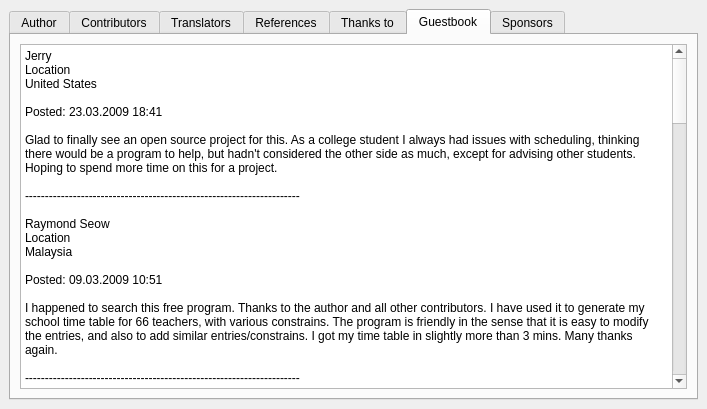
First picture: the form in fet/src/interface/helpaboutform_template.ui, repository vonmecheln/fet, before the edit.
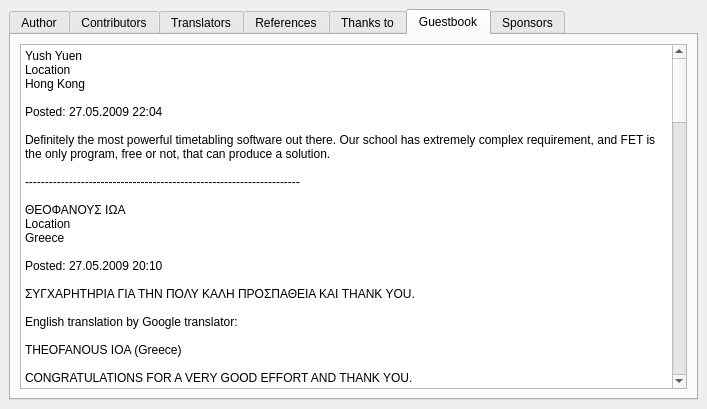
Second picture: the form after the edit. The open tabs and pages were chosen to show the change.

```diff
--- a/fet/src/interface/helpaboutform_template.ui
+++ b/fet/src/interface/helpaboutform_template.ui
@@ -403,7 +403,75 @@
 &lt;html>&lt;head>&lt;meta name="qrichtext" content="1" />&lt;style type="text/css">
 p, li { white-space: pre-wrap; }
 &lt;/style>&lt;/head>&lt;body style=" font-family:'Sans Serif'; font-size:10pt; font-weight:400; font-style:normal;">
-&lt;p style=" margin-top:0px; margin-bottom:0px; margin-left:0px; margin-right:0px; -qt-block-indent:0; text-indent:0px;">&lt;span style=" font-size:9pt;">Jerry&lt;/span>&lt;/p>
+&lt;p style=" margin-top:0px; margin-bottom:0px; margin-left:0px; margin-right:0px; -qt-block-indent:0; text-indent:0px;">&lt;span style=" font-size:9pt;">Yush Yuen&lt;/span>&lt;/p>
+&lt;p style=" margin-top:0px; margin-bottom:0px; margin-left:0px; margin-right:0px; -qt-block-indent:0; text-indent:0px; font-size:9pt;">Location&lt;/p>
+&lt;p style=" margin-top:0px; margin-bottom:0px; margin-left:0px; margin-right:0px; -qt-block-indent:0; text-indent:0px; font-size:9pt;">Hong Kong&lt;/p>
+&lt;p style="-qt-paragraph-type:empty; margin-top:0px; margin-bottom:0px; margin-left:0px; margin-right:0px; -qt-block-indent:0; text-indent:0px; font-size:9pt;">&lt;/p>
+&lt;p style=" margin-top:0px; margin-bottom:0px; margin-left:0px; margin-right:0px; -qt-block-indent:0; text-indent:0px; font-size:9pt;">Posted: 27.05.2009 22:04&lt;/p>
+&lt;p style="-qt-paragraph-type:empty; margin-top:0px; margin-bottom:0px; margin-left:0px; margin-right:0px; -qt-block-indent:0; text-indent:0px; font-size:9pt;">&lt;/p>
+&lt;p style=" margin-top:0px; margin-bottom:0px; margin-left:0px; margin-right:0px; -qt-block-indent:0; text-indent:0px; font-size:9pt;">Definitely the most powerful timetabling software out there. Our school has extremely complex requirement, and FET is the only program, free or not, that can produce a solution.&lt;/p>
+&lt;p style="-qt-paragraph-type:empty; margin-top:0px; margin-bottom:0px; margin-left:0px; margin-right:0px; -qt-block-indent:0; text-indent:0px; font-size:9pt;">&lt;/p>
+&lt;p style=" margin-top:0px; margin-bottom:0px; margin-left:0px; margin-right:0px; -qt-block-indent:0; text-indent:0px; font-size:9pt;">---------------------------------------------------------------------&lt;/p>
+&lt;p style="-qt-paragraph-type:empty; margin-top:0px; margin-bottom:0px; margin-left:0px; margin-right:0px; -qt-block-indent:0; text-indent:0px; font-size:9pt;">&lt;/p>
+&lt;p style=" margin-top:0px; margin-bottom:0px; margin-left:0px; margin-right:0px; -qt-block-indent:0; text-indent:0px; font-size:9pt;">ΘΕΟΦΑΝΟΥΣ ΙΩΑ&lt;/p>
+&lt;p style=" margin-top:0px; margin-bottom:0px; margin-left:0px; margin-right:0px; -qt-block-indent:0; text-indent:0px; font-size:9pt;">Location&lt;/p>
+&lt;p style=" margin-top:0px; margin-bottom:0px; margin-left:0px; margin-right:0px; -qt-block-indent:0; text-indent:0px; font-size:9pt;">Greece&lt;/p>
+&lt;p style="-qt-paragraph-type:empty; margin-top:0px; margin-bottom:0px; margin-left:0px; margin-right:0px; -qt-block-indent:0; text-indent:0px; font-size:9pt;">&lt;/p>
+&lt;p style=" margin-top:0px; margin-bottom:0px; margin-left:0px; margin-right:0px; -qt-block-indent:0; text-indent:0px; font-size:9pt;">Posted: 27.05.2009 20:10&lt;/p>
+&lt;p style="-qt-paragraph-type:empty; margin-top:0px; margin-bottom:0px; margin-left:0px; margin-right:0px; -qt-block-indent:0; text-indent:0px; font-size:9pt;">&lt;/p>
+&lt;p style=" margin-top:0px; margin-bottom:0px; margin-left:0px; margin-right:0px; -qt-block-indent:0; text-indent:0px; font-size:9pt;">ΣΥΓΧΑΡΗΤΗΡΙΑ ΓΙΑ ΤΗΝ ΠΟΛΥ ΚΑΛΗ ΠΡΟΣΠΑΘΕΙΑ ΚΑΙ THANK YOU.&lt;/p>
+&lt;p style="-qt-paragraph-type:empty; margin-top:0px; margin-bottom:0px; margin-left:0px; margin-right:0px; -qt-block-indent:0; text-indent:0px; font-size:9pt;">&lt;/p>
+&lt;p style=" margin-top:0px; margin-bottom:0px; margin-left:0px; margin-right:0px; -qt-block-indent:0; text-indent:0px; font-size:9pt;">English translation by Google translator:&lt;/p>
+&lt;p style="-qt-paragraph-type:empty; margin-top:0px; margin-bottom:0px; margin-left:0px; margin-right:0px; -qt-block-indent:0; text-indent:0px; font-size:9pt;">&lt;/p>
+&lt;p style=" margin-top:0px; margin-bottom:0px; margin-left:0px; margin-right:0px; -qt-block-indent:0; text-indent:0px; font-size:9pt;">THEOFANOUS IOA (Greece)&lt;/p>
+&lt;p style="-qt-paragraph-type:empty; margin-top:0px; margin-bottom:0px; margin-left:0px; margin-right:0px; -qt-block-indent:0; text-indent:0px; font-size:9pt;">&lt;/p>
+&lt;p style=" margin-top:0px; margin-bottom:0px; margin-left:0px; margin-right:0px; -qt-block-indent:0; text-indent:0px; font-size:9pt;">CONGRATULATIONS FOR A VERY GOOD EFFORT AND THANK YOU.&lt;/p>
+&lt;p style="-qt-paragraph-type:empty; margin-top:0px; margin-bottom:0px; margin-left:0px; margin-right:0px; -qt-block-indent:0; text-indent:0px; font-size:9pt;">&lt;/p>
+&lt;p style=" margin-top:0px; margin-bottom:0px; margin-left:0px; margin-right:0px; -qt-block-indent:0; text-indent:0px; font-size:9pt;">---------------------------------------------------------------------&lt;/p>
+&lt;p style="-qt-paragraph-type:empty; margin-top:0px; margin-bottom:0px; margin-left:0px; margin-right:0px; -qt-block-indent:0; text-indent:0px; font-size:9pt;">&lt;/p>
+&lt;p style=" margin-top:0px; margin-bottom:0px; margin-left:0px; margin-right:0px; -qt-block-indent:0; text-indent:0px; font-size:9pt;">سعيد&lt;/p>
+&lt;p style=" margin-top:0px; margin-bottom:0px; margin-left:0px; margin-right:0px; -qt-block-indent:0; text-indent:0px; font-size:9pt;">Location&lt;/p>
+&lt;p style=" margin-top:0px; margin-bottom:0px; margin-left:0px; margin-right:0px; -qt-block-indent:0; text-indent:0px; font-size:9pt;">Saudi Arabia&lt;/p>
+&lt;p style="-qt-paragraph-type:empty; margin-top:0px; margin-bottom:0px; margin-left:0px; margin-right:0px; -qt-block-indent:0; text-indent:0px; font-size:9pt;">&lt;/p>
+&lt;p style=" margin-top:0px; margin-bottom:0px; margin-left:0px; margin-right:0px; -qt-block-indent:0; text-indent:0px; font-size:9pt;">Posted: 22.05.2009 17:36&lt;/p>
+&lt;p style="-qt-paragraph-type:empty; margin-top:0px; margin-bottom:0px; margin-left:0px; margin-right:0px; -qt-block-indent:0; text-indent:0px; font-size:9pt;">&lt;/p>
+&lt;p style=" margin-top:0px; margin-bottom:0px; margin-left:0px; margin-right:0px; -qt-block-indent:0; text-indent:0px; font-size:9pt;">شكراً على البرنامج&lt;/p>
+&lt;p style=" margin-top:0px; margin-bottom:0px; margin-left:0px; margin-right:0px; -qt-block-indent:0; text-indent:0px; font-size:9pt;">واتمنى لكم التقدم&lt;/p>
+&lt;p style=" margin-top:0px; margin-bottom:0px; margin-left:0px; margin-right:0px; -qt-block-indent:0; text-indent:0px; font-size:9pt;">وانا مستعد لخدمة المصادر المفتوحه بالتعريب والاقتراحات&lt;/p>
+&lt;p style=" margin-top:0px; margin-bottom:0px; margin-left:0px; margin-right:0px; -qt-block-indent:0; text-indent:0px; font-size:9pt;">وفقكم الله&lt;/p>
+&lt;p style="-qt-paragraph-type:empty; margin-top:0px; margin-bottom:0px; margin-left:0px; margin-right:0px; -qt-block-indent:0; text-indent:0px; font-size:9pt;">&lt;/p>
+&lt;p style=" margin-top:0px; margin-bottom:0px; margin-left:0px; margin-right:0px; -qt-block-indent:0; text-indent:0px; font-size:9pt;">English translation by Google translator:&lt;/p>
+&lt;p style="-qt-paragraph-type:empty; margin-top:0px; margin-bottom:0px; margin-left:0px; margin-right:0px; -qt-block-indent:0; text-indent:0px; font-size:9pt;">&lt;/p>
+&lt;p style=" margin-top:0px; margin-bottom:0px; margin-left:0px; margin-right:0px; -qt-block-indent:0; text-indent:0px; font-size:9pt;">Happy (Saudi Arabia)&lt;/p>
+&lt;p style="-qt-paragraph-type:empty; margin-top:0px; margin-bottom:0px; margin-left:0px; margin-right:0px; -qt-block-indent:0; text-indent:0px; font-size:9pt;">&lt;/p>
+&lt;p style=" margin-top:0px; margin-bottom:0px; margin-left:0px; margin-right:0px; -qt-block-indent:0; text-indent:0px; font-size:9pt;">Thank you for the program&lt;/p>
+&lt;p style=" margin-top:0px; margin-bottom:0px; margin-left:0px; margin-right:0px; -qt-block-indent:0; text-indent:0px; font-size:9pt;">I hope you progress&lt;/p>
+&lt;p style=" margin-top:0px; margin-bottom:0px; margin-left:0px; margin-right:0px; -qt-block-indent:0; text-indent:0px; font-size:9pt;">And I am ready to serve the open-source Arabization and suggestions&lt;/p>
+&lt;p style=" margin-top:0px; margin-bottom:0px; margin-left:0px; margin-right:0px; -qt-block-indent:0; text-indent:0px; font-size:9pt;">May God&lt;/p>
+&lt;p style="-qt-paragraph-type:empty; margin-top:0px; margin-bottom:0px; margin-left:0px; margin-right:0px; -qt-block-indent:0; text-indent:0px; font-size:9pt;">&lt;/p>
+&lt;p style=" margin-top:0px; margin-bottom:0px; margin-left:0px; margin-right:0px; -qt-block-indent:0; text-indent:0px;">&lt;span style=" font-size:9pt;">---------------------------------------------------------------------&lt;/span>&lt;/p>
+&lt;p style="-qt-paragraph-type:empty; margin-top:0px; margin-bottom:0px; margin-left:0px; margin-right:0px; -qt-block-indent:0; text-indent:0px;">&lt;/p>
+&lt;p style=" margin-top:0px; margin-bottom:0px; margin-left:0px; margin-right:0px; -qt-block-indent:0; text-indent:0px; font-size:9pt;">JASPAL VISHWAKARMA&lt;/p>
+&lt;p style=" margin-top:0px; margin-bottom:0px; margin-left:0px; margin-right:0px; -qt-block-indent:0; text-indent:0px; font-size:9pt;">Location&lt;/p>
+&lt;p style=" margin-top:0px; margin-bottom:0px; margin-left:0px; margin-right:0px; -qt-block-indent:0; text-indent:0px; font-size:9pt;">India&lt;/p>
+&lt;p style="-qt-paragraph-type:empty; margin-top:0px; margin-bottom:0px; margin-left:0px; margin-right:0px; -qt-block-indent:0; text-indent:0px; font-size:9pt;">&lt;/p>
+&lt;p style=" margin-top:0px; margin-bottom:0px; margin-left:0px; margin-right:0px; -qt-block-indent:0; text-indent:0px; font-size:9pt;">Posted: 05.05.2009 07:27&lt;/p>
+&lt;p style="-qt-paragraph-type:empty; margin-top:0px; margin-bottom:0px; margin-left:0px; margin-right:0px; -qt-block-indent:0; text-indent:0px; font-size:9pt;">&lt;/p>
+&lt;p style=" margin-top:0px; margin-bottom:0px; margin-left:0px; margin-right:0px; -qt-block-indent:0; text-indent:0px; font-size:9pt;">Software provides excellent result. Only one area we are unabel to handle is substitution period. Do the software has the facility ? How to use ?&lt;/p>
+&lt;p style="-qt-paragraph-type:empty; margin-top:0px; margin-bottom:0px; margin-left:0px; margin-right:0px; -qt-block-indent:0; text-indent:0px; font-size:9pt;">&lt;/p>
+&lt;p style=" margin-top:0px; margin-bottom:0px; margin-left:0px; margin-right:0px; -qt-block-indent:0; text-indent:0px; font-size:9pt;">---------------------------------------------------------------------&lt;/p>
+&lt;p style="-qt-paragraph-type:empty; margin-top:0px; margin-bottom:0px; margin-left:0px; margin-right:0px; -qt-block-indent:0; text-indent:0px; font-size:9pt;">&lt;/p>
+&lt;p style=" margin-top:0px; margin-bottom:0px; margin-left:0px; margin-right:0px; -qt-block-indent:0; text-indent:0px; font-size:9pt;">Girish Belkar&lt;/p>
+&lt;p style=" margin-top:0px; margin-bottom:0px; margin-left:0px; margin-right:0px; -qt-block-indent:0; text-indent:0px; font-size:9pt;">Location&lt;/p>
+&lt;p style=" margin-top:0px; margin-bottom:0px; margin-left:0px; margin-right:0px; -qt-block-indent:0; text-indent:0px; font-size:9pt;">India&lt;/p>
+&lt;p style="-qt-paragraph-type:empty; margin-top:0px; margin-bottom:0px; margin-left:0px; margin-right:0px; -qt-block-indent:0; text-indent:0px; font-size:9pt;">&lt;/p>
+&lt;p style=" margin-top:0px; margin-bottom:0px; margin-left:0px; margin-right:0px; -qt-block-indent:0; text-indent:0px; font-size:9pt;">Posted: 29.04.2009 09:36&lt;/p>
+&lt;p style="-qt-paragraph-type:empty; margin-top:0px; margin-bottom:0px; margin-left:0px; margin-right:0px; -qt-block-indent:0; text-indent:0px; font-size:9pt;">&lt;/p>
+&lt;p style=" margin-top:0px; margin-bottom:0px; margin-left:0px; margin-right:0px; -qt-block-indent:0; text-indent:0px; font-size:9pt;">Wonderfull software. Could'nt find better software. If you can provide facility for substitution/ arrangements of absent teacher, that woluld be nice&lt;/p>
+&lt;p style="-qt-paragraph-type:empty; margin-top:0px; margin-bottom:0px; margin-left:0px; margin-right:0px; -qt-block-indent:0; text-indent:0px; font-size:9pt;">&lt;/p>
+&lt;p style=" margin-top:0px; margin-bottom:0px; margin-left:0px; margin-right:0px; -qt-block-indent:0; text-indent:0px; font-size:9pt;">---------------------------------------------------------------------&lt;/p>
+&lt;p style="-qt-paragraph-type:empty; margin-top:0px; margin-bottom:0px; margin-left:0px; margin-right:0px; -qt-block-indent:0; text-indent:0px; font-size:9pt;">&lt;/p>
+&lt;p style=" margin-top:0px; margin-bottom:0px; margin-left:0px; margin-right:0px; -qt-block-indent:0; text-indent:0px; font-size:9pt;">Jerry&lt;/p>
 &lt;p style=" margin-top:0px; margin-bottom:0px; margin-left:0px; margin-right:0px; -qt-block-indent:0; text-indent:0px; font-size:9pt;">Location&lt;/p>
 &lt;p style=" margin-top:0px; margin-bottom:0px; margin-left:0px; margin-right:0px; -qt-block-indent:0; text-indent:0px; font-size:9pt;">United States&lt;/p>
 &lt;p style="-qt-paragraph-type:empty; margin-top:0px; margin-bottom:0px; margin-left:0px; margin-right:0px; -qt-block-indent:0; text-indent:0px; font-size:9pt;">&lt;/p>
```
Left out of the diff: 18 changed lines with no effect on the pictures.
